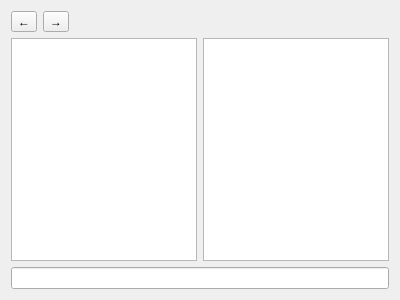
Old version of the form tools/ylliab/parserview.ui in the repository 8051Enthusiast/yabo.
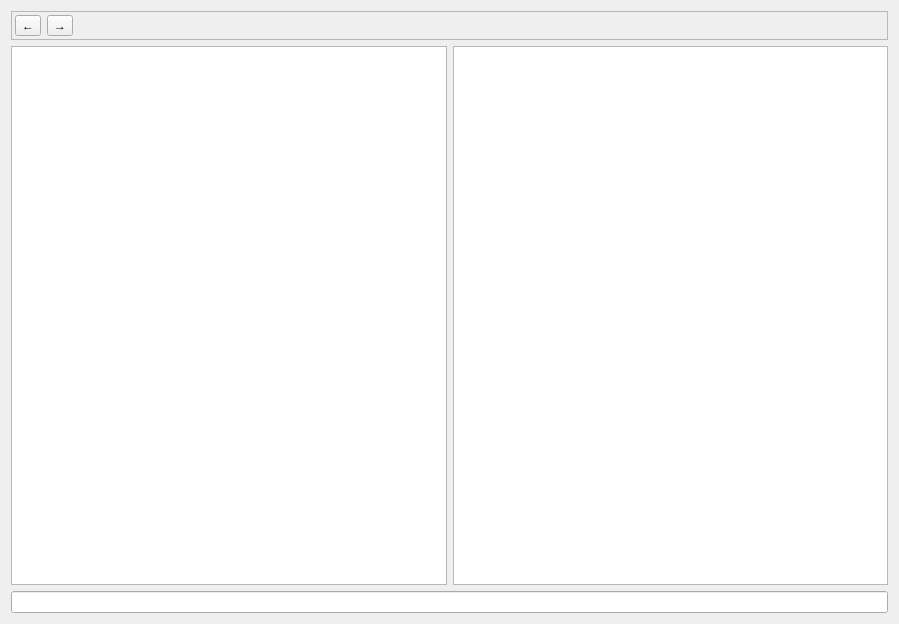
New version of the form. Icons and pictures are not drawn.

Commit message: make frame around toolbar

Diff of the .ui file:
```diff
--- a/tools/ylliab/parserview.ui
+++ b/tools/ylliab/parserview.ui
@@ -6,8 +6,8 @@
    <rect>
     <x>0</x>
     <y>0</y>
-    <width>400</width>
-    <height>300</height>
+    <width>899</width>
+    <height>624</height>
    </rect>
   </property>
   <property name="windowTitle">
@@ -15,7 +15,26 @@
   </property>
   <layout class="QVBoxLayout" name="verticalLayout">
    <item>
+    <widget class="QFrame" name="frame">
+     <property name="frameShape">
+      <enum>QFrame::StyledPanel</enum>
+     </property>
+     <property name="frameShadow">
+      <enum>QFrame::Raised</enum>
+     </property>
     <layout class="QHBoxLayout" name="horizontalLayout">
+      <property name="leftMargin">
+       <number>3</number>
+      </property>
+      <property name="topMargin">
+       <number>3</number>
+      </property>
+      <property name="rightMargin">
+       <number>3</number>
+      </property>
+      <property name="bottomMargin">
+       <number>3</number>
+      </property>
      <item>
       <widget class="QToolButton" name="undoButton">
        <property name="text">
@@ -55,6 +74,7 @@
       </spacer>
      </item>
     </layout>
+    </widget>
    </item>
    <item>
     <layout class="QHBoxLayout" name="horizontalLayout_2">
```
Lines whose indentation alone changed are shown as unchanged.
